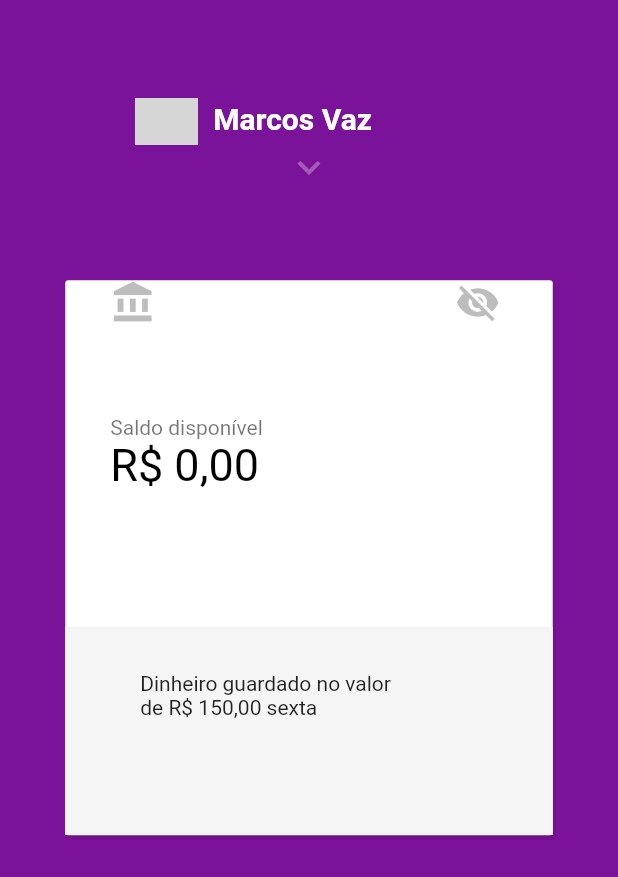
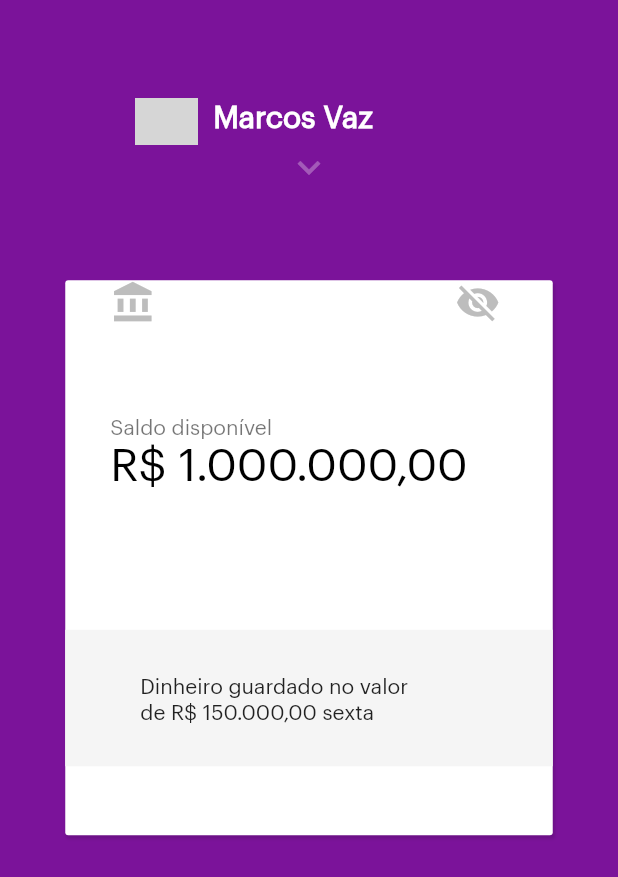
Before and after one commit to marcosvaz/FlutterEstudo, a Flutter app: the screen it shows after launch, on a phone screen of 412 x 824 dp. Shown: the top 877 px of the screen. Run offline on Flutter 3.47's test engine with Material 2 defaults, Android fonts, the phone set to English and light mode, and no system bars; grey boxes are pictures that could not be loaded.

Commit message:
Added Nubank Font

```diff
--- a/lib/main.dart
+++ b/lib/main.dart
@@ -4,6 +4,7 @@ import 'package:flutter/material.dart';
 
 void main() => runApp(
   MaterialApp(
+    theme: ThemeData(fontFamily: "Graphik"),
     initialRoute: 'SplashScreen',
     routes: {
       'SplashScreen': (context) => SplashScreen(),
@@ -86,7 +87,7 @@ class Top extends StatelessWidget {
               style: TextStyle(
                 color: Color(0xFFFFFFFF),
                 fontSize: 20,
-                fontWeight: FontWeight.bold,
+                fontWeight: FontWeight.bold
               ),
             ),
           ),
@@ -148,7 +149,7 @@ class Card extends StatelessWidget {
               ),
               Padding(
                 padding: EdgeInsets.only(left: 30),
-                child: Text("R\$ 0,00", style: TextStyle(color: Colors.black, fontSize: 30)),
+                child: Text("R\$ 1.000.000,00", style: TextStyle(color: Colors.black, fontSize: 30)),
               ),
               Padding(
                 padding: EdgeInsets.only(top: 90),
@@ -157,8 +158,8 @@ class Card extends StatelessWidget {
                     color: Colors.grey[100],
                   ),
                   child: Padding(
-                    padding: EdgeInsets.only(left: 50, top: 30, bottom: 90),
-                    child: Text("Dinheiro guardado no valor \nde R\$ 150,00 sexta"),
+                    padding: EdgeInsets.only(left: 50, top: 30, bottom: 27),
+                    child: Text("Dinheiro guardado no valor \nde R\$ 150.000,00 sexta"),
                   ),
                 ),
               ),
--- a/pubspec.yaml
+++ b/pubspec.yaml
@@ -74,5 +74,10 @@ flutter:
   #       - asset: fonts/TrajanPro_Bold.ttf
   #         weight: 700
   #
+  fonts:
+    - family: Graphik
+      fonts:
+        - asset: fonts/Graphik-Regular.ttf
+
   # For details regarding fonts from package dependencies,
   # see https://flutter.dev/custom-fonts/#from-packages
```
Also changed, not shown: fonts/Graphik-Regular.ttf (added).
